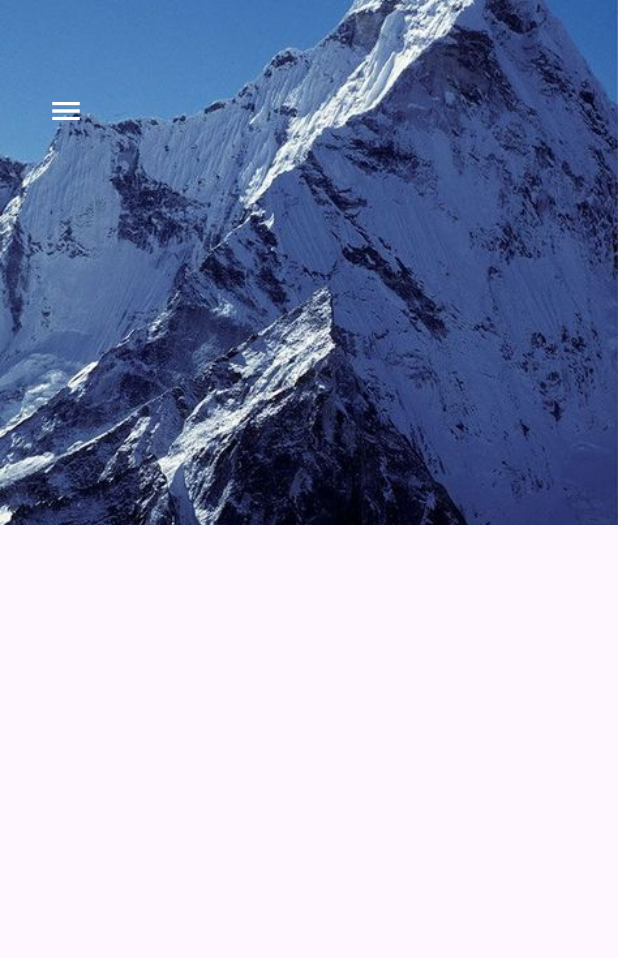
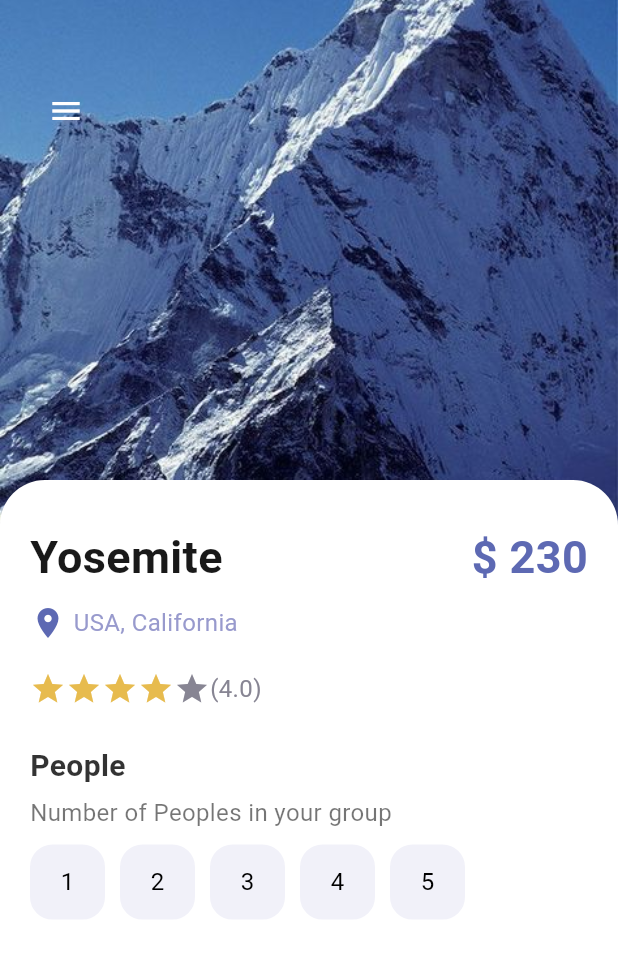
Before and after one commit to ArslanYousaf12/travel-app-flutter, a Flutter app: the screen it shows after launch, on a phone screen of 412 x 824 dp. Shown: the top 958 px of the screen. Run offline on Flutter 3.47's test engine with Material 3 defaults, Android fonts, the phone set to English and light mode, and no system bars.

Commit message:
Add DetailPage layout and AppButton widget for improved UI

```diff
--- a/lib/screens/detail_page.dart
+++ b/lib/screens/detail_page.dart
@@ -1,4 +1,8 @@
 import 'package:flutter/material.dart';
+import 'package:travel_app/misc/colors.dart';
+import 'package:travel_app/widgets/app_button.dart';
+import 'package:travel_app/widgets/app_large_text.dart';
+import 'package:travel_app/widgets/app_text.dart';
 
 class DetailPage extends StatefulWidget {
   const DetailPage({super.key});
@@ -8,6 +12,7 @@ class DetailPage extends StatefulWidget {
 }
 
 class _DetailPageState extends State<DetailPage> {
+  int gottenStar = 4;
   @override
   Widget build(BuildContext context) {
     return Scaffold(
@@ -43,6 +48,95 @@ class _DetailPageState extends State<DetailPage> {
                 ],
               ),
             ),
+            Positioned(
+              top: 320,
+              child: Container(
+                padding: const EdgeInsets.only(top: 30, left: 20, right: 20),
+                height: 500,
+                width: MediaQuery.of(context).size.width,
+
+                decoration: BoxDecoration(
+                  color: Colors.white,
+                  borderRadius: BorderRadius.only(
+                    topLeft: Radius.circular(30),
+                    topRight: Radius.circular(30),
+                  ),
+                ),
+                child: Column(
+                  crossAxisAlignment: CrossAxisAlignment.start,
+                  children: [
+                    Row(
+                      mainAxisAlignment: MainAxisAlignment.spaceBetween,
+                      children: [
+                        AppLargeText(
+                          text: "Yosemite",
+                          color: Colors.black.withOpacity(0.9),
+                        ),
+                        AppLargeText(
+                          text: "\$ 230",
+                          color: AppColors.mainColor,
+                        ),
+                      ],
+                    ),
+                    SizedBox(height: 10),
+                    Row(
+                      children: [
+                        Icon(Icons.location_on, color: AppColors.mainColor),
+                        SizedBox(width: 5),
+                        AppText(
+                          text: "USA, California",
+                          color: AppColors.textColor1,
+                        ),
+                      ],
+                    ),
+                    SizedBox(height: 20),
+                    Row(
+                      children: [
+                        Wrap(
+                          children: List.generate(5, (index) {
+                            return Icon(
+                              Icons.star,
+                              color:
+                                  index < gottenStar
+                                      ? AppColors.starColor
+                                      : AppColors.textColor2,
+                            );
+                          }),
+                        ),
+                        AppText(text: "(4.0)", color: AppColors.textColor2),
+                      ],
+                    ),
+                    SizedBox(height: 25),
+                    AppLargeText(
+                      text: "People",
+                      color: Colors.black.withOpacity(0.8),
+                      size: 20,
+                    ),
+                    SizedBox(height: 5),
+                    AppText(text: "Number of Peoples in your group"),
+                    SizedBox(height: 10),
+
+                    Wrap(
+                      children: List.generate(5, (index) {
+                        return InkWell(
+                          onTap: () {},
+                          child: Container(
+                            margin: const EdgeInsets.only(right: 10),
+                            child: AppButton(
+                              color: Colors.black,
+                              backgroundColor: AppColors.buttonBackground,
+                              borderColor: AppColors.buttonBackground,
+                              size: 50,
+                              text: (index + 1).toString(),
+                            ),
+                          ),
+                        );
+                      }),
+                    ),
+                  ],
+                ),
+              ),
+            ),
           ],
         ),
       ),
--- /dev/null
+++ b/lib/widgets/app_button.dart
@@ -0,0 +1,42 @@
+// ignore_for_file: public_member_api_docs, sort_constructors_first
+import 'package:flutter/material.dart';
+
+import 'package:travel_app/misc/colors.dart';
+import 'package:travel_app/widgets/app_text.dart';
+
+class AppButton extends StatelessWidget {
+  AppButton({
+    Key? key,
+    this.icon,
+    this.text = "Hi",
+    this.isIcon = false,
+    required this.color,
+    required this.backgroundColor,
+    required this.size,
+    required this.borderColor,
+  }) : super(key: key);
+  final Color color;
+  final Color backgroundColor;
+  final double size;
+  final Color borderColor;
+  String? text;
+  IconData? icon;
+  bool? isIcon;
+
+  @override
+  Widget build(BuildContext context) {
+    return Container(
+      height: size,
+      width: size,
+      decoration: BoxDecoration(
+        borderRadius: BorderRadius.circular(15),
+        color: backgroundColor,
+        border: Border.all(color: borderColor, width: 1.0),
+      ),
+      child:
+          isIcon == false
+              ? Center(child: AppText(text: text!, color: Colors.black))
+              : Center(child: Icon(icon, color: color)),
+    );
+  }
+}
```
